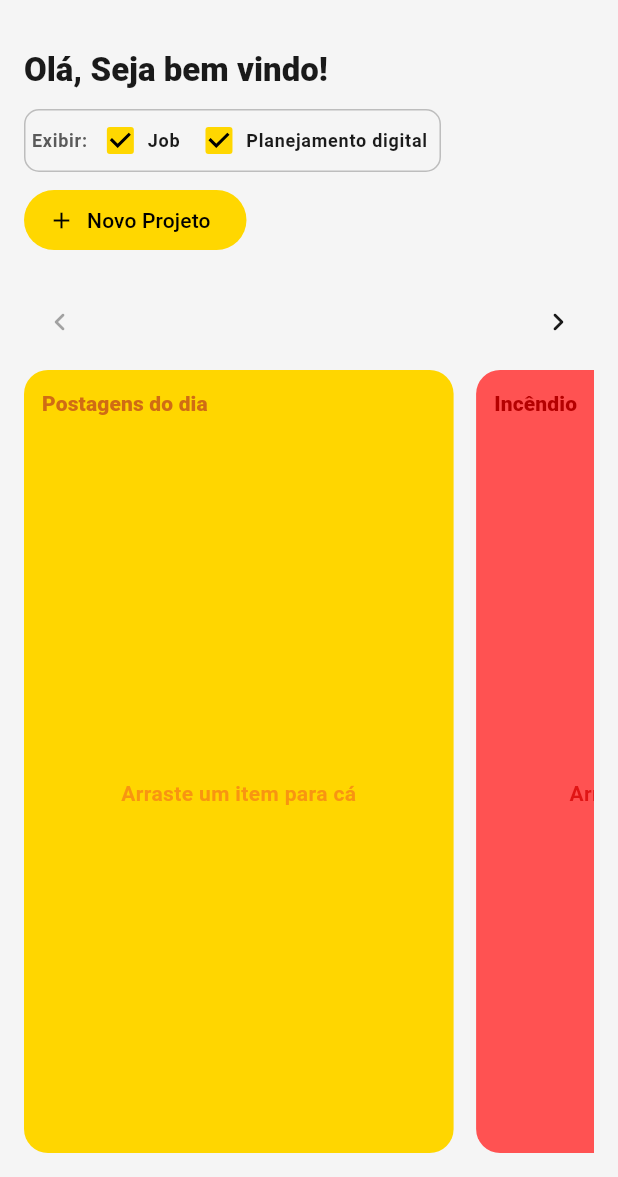
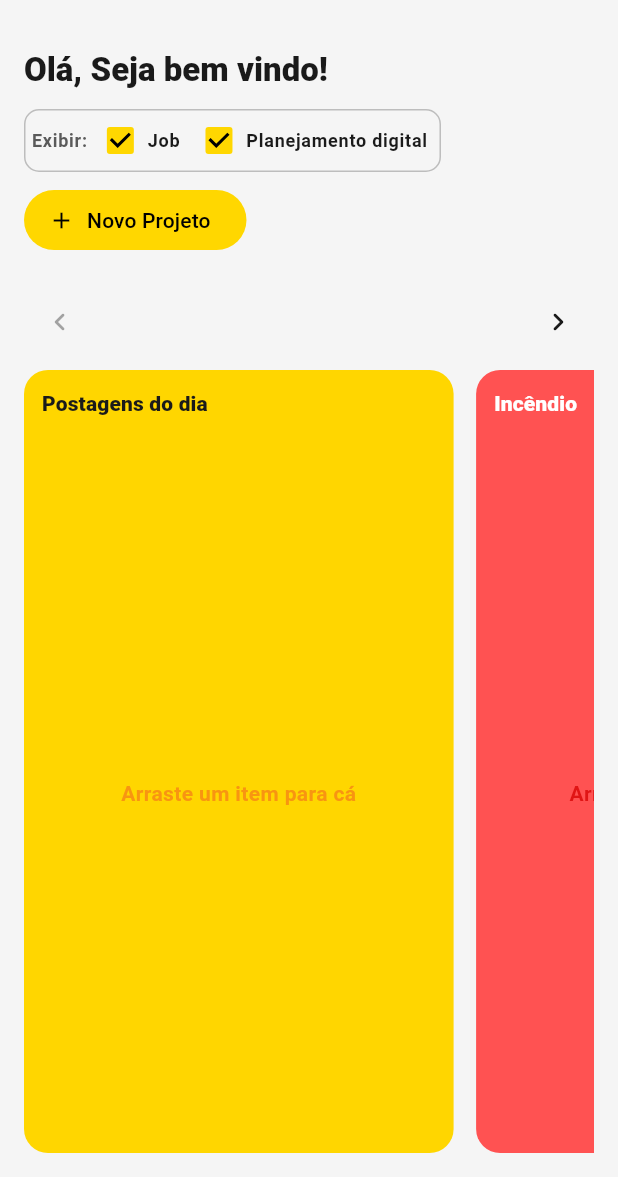
Before and after one commit to luisjuniorawr1/dofluxo, a Flutter app: the MainShell screen opened directly, on a phone screen of 412 x 824 dp, the part 59-1236 px from its top. Run offline on Flutter 3.47's test engine with Material 3 defaults, Android fonts, the phone set to English and light mode, and no system bars; our stand-ins replace cloud_firestore, firebase_auth, firebase_core, flutter_colorpicker, google_fonts, shared_preferences; missing offline and left inert: dart:html; accounts and stored records are empty; statements that could not run were skipped.

Commit message:
Kanban: drop no header (topo) e título com contraste
Header aceita drop em colunas com acceptsDragDrop (insert index 0)
com highlight; título usa onCardColor(cardColor) em vez de accent.

Co-authored-by: luisjuniorawr1 <luisjuniorawr1@users.noreply.github.com>

```diff
--- a/lib/presentation/dashboard/widgets/kanban_column.dart
+++ b/lib/presentation/dashboard/widgets/kanban_column.dart
@@ -83,7 +83,20 @@ class KanbanColumn<T> extends StatelessWidget {
           children: [
             Padding(
               padding: const EdgeInsets.fromLTRB(12, 12, 12, 0),
-              child: _ColumnHeader(column: column, itemCount: items.length),
+              child: effectiveMove == null
+                  ? _ColumnHeader(column: column, itemCount: items.length)
+                  : _DropTargetShell<T>(
+                      columnId: column.id,
+                      columnItems: items,
+                      itemId: itemId,
+                      dropIndex: 0,
+                      highlightColor: column.cardHeaderColor,
+                      onMove: effectiveMove,
+                      child: _ColumnHeader(
+                        column: column,
+                        itemCount: items.length,
+                      ),
+                    ),
             ),
             const SizedBox(height: KanbanConstants.headerListGap),
             Expanded(
@@ -258,7 +271,7 @@ class _ColumnHeader extends StatelessWidget {
               child: Text(
                 column.title,
                 style: ThemeUtils.sectionTitle(context).copyWith(
-                  color: KanbanConstants.columnHeaderAccent(column),
+                  color: KanbanConstants.onCardColor(column.cardColor),
                   fontWeight: FontWeight.w800,
                 ),
               ),
@@ -319,6 +332,7 @@ class _DropTargetShell<T> extends StatelessWidget {
     required this.child,
     this.expand = false,
     this.onMove,
+    this.highlightColor,
   });
 
   final String columnId;
@@ -328,6 +342,7 @@ class _DropTargetShell<T> extends StatelessWidget {
   final Widget child;
   final bool expand;
   final KanbanMoveCallback<T>? onMove;
+  final Color? highlightColor;
 
   bool _canAccept(KanbanDragData<T> data) {
     if (onMove == null) return false;
@@ -357,11 +372,29 @@ class _DropTargetShell<T> extends StatelessWidget {
       onWillAcceptWithDetails: (details) => _canAccept(details.data),
       onAcceptWithDetails: (details) => _handleAccept(details.data),
       builder: (context, candidateData, rejectedData) {
-        // Sem highlight visual de drop (borda/fundo na coluna).
+        final isHighlighted =
+            highlightColor != null && candidateData.isNotEmpty;
+
+        final content = isHighlighted
+            ? AnimatedContainer(
+                duration: const Duration(milliseconds: 120),
+                curve: Curves.easeOut,
+                decoration: BoxDecoration(
+                  color: highlightColor!.withValues(alpha: 0.14),
+                  border: Border.all(
+                    color: highlightColor!.withValues(alpha: 0.85),
+                    width: 2,
+                  ),
+                  borderRadius: BorderRadius.circular(8),
+                ),
+                child: child,
+              )
+            : child;
+
         if (expand) {
-          return SizedBox.expand(child: child);
+          return SizedBox.expand(child: content);
         }
-        return child;
+        return content;
       },
     );
   }
```
